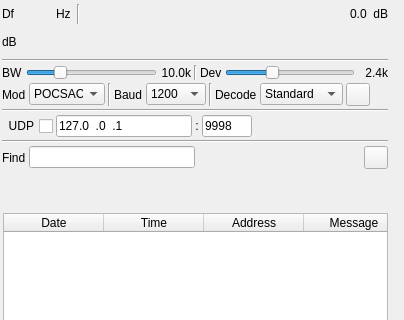
This is plugins/channelrx/demodpager/pagerdemodgui.ui in f4exb/sdrangel as Qt 5 draws it before an edit; both pictures show x 0 to 404 and y 0 to 320 of the 404 by 764 pixel window. The edited form follows.
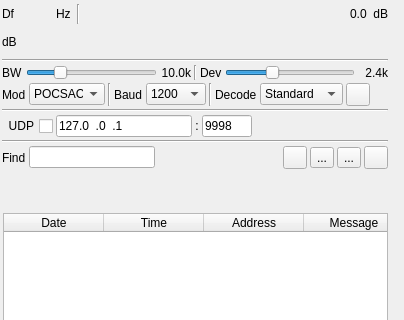
This is the edited form. Icons and pictures are not drawn. Custom widgets are drawn as their Qt base class.

Diff of the .ui file:
```diff
--- a/plugins/channelrx/demodpager/pagerdemodgui.ui
+++ b/plugins/channelrx/demodpager/pagerdemodgui.ui
@@ -627,6 +627,60 @@
         </property>
        </spacer>
       </item>
+      <item>
+       <widget class="ButtonSwitch" name="logEnable">
+        <property name="maximumSize">
+         <size>
+          <width>24</width>
+          <height>16777215</height>
+         </size>
+        </property>
+        <property name="toolTip">
+         <string>Start/stop logging of received messages to .csv file</string>
+        </property>
+        <property name="text">
+         <string/>
+        </property>
+        <property name="icon">
+         <iconset resource="../../../sdrgui/resources/res.qrc">
+          <normaloff>:/record_off.png</normaloff>:/record_off.png</iconset>
+        </property>
+       </widget>
+      </item>
+      <item>
+       <widget class="QToolButton" name="logFilename">
+        <property name="toolTip">
+         <string>Set log .csv filename</string>
+        </property>
+        <property name="text">
+         <string>...</string>
+        </property>
+        <property name="icon">
+         <iconset resource="../../../sdrgui/resources/res.qrc">
+          <normaloff>:/save.png</normaloff>:/save.png</iconset>
+        </property>
+        <property name="checkable">
+         <bool>false</bool>
+        </property>
+       </widget>
+      </item>
+      <item>
+       <widget class="QToolButton" name="logOpen">
+        <property name="toolTip">
+         <string>Read data from .csv log file</string>
+        </property>
+        <property name="text">
+         <string>...</string>
+        </property>
+        <property name="icon">
+         <iconset resource="../../../sdrgui/resources/res.qrc">
+          <normaloff>:/load.png</normaloff>:/load.png</iconset>
+        </property>
+        <property name="checkable">
+         <bool>false</bool>
+        </property>
+       </widget>
+      </item>
       <item>
        <widget class="QToolButton" name="clearTable">
         <property name="toolTip">
@@ -979,6 +1033,11 @@
    <header>gui/levelmeter.h</header>
    <container>1</container>
   </customwidget>
+  <customwidget>
+   <class>ButtonSwitch</class>
+   <extends>QToolButton</extends>
+   <header>gui/buttonswitch.h</header>
+  </customwidget>
   <customwidget>
    <class>GLScope</class>
    <extends>QWidget</extends>
```
